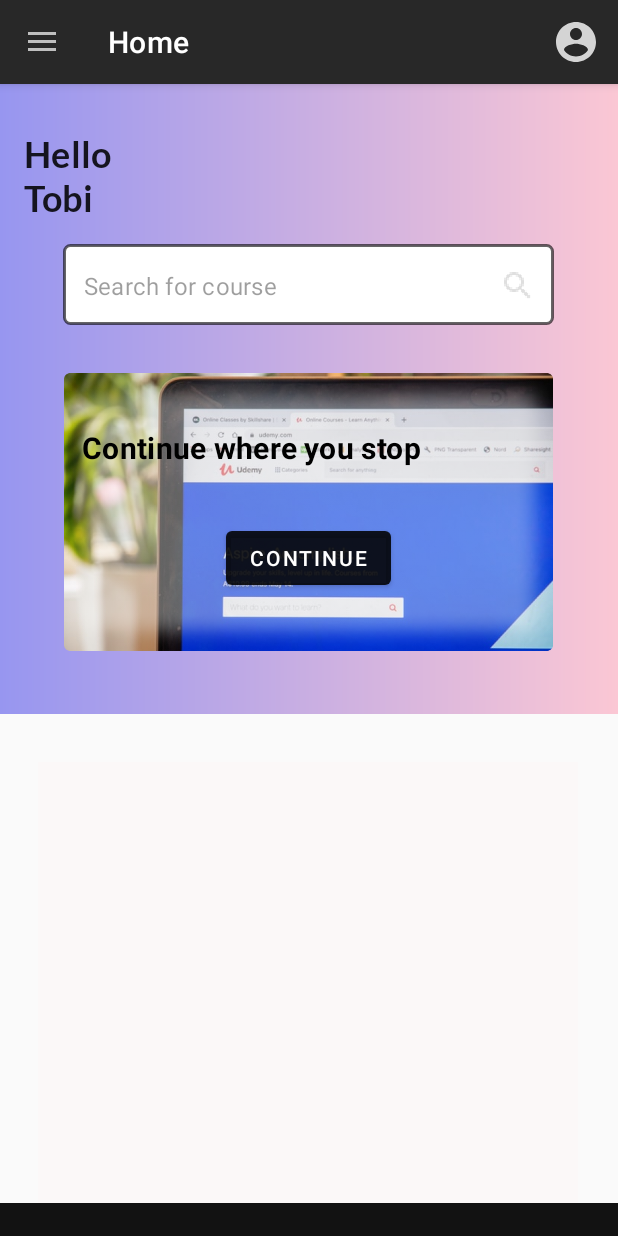
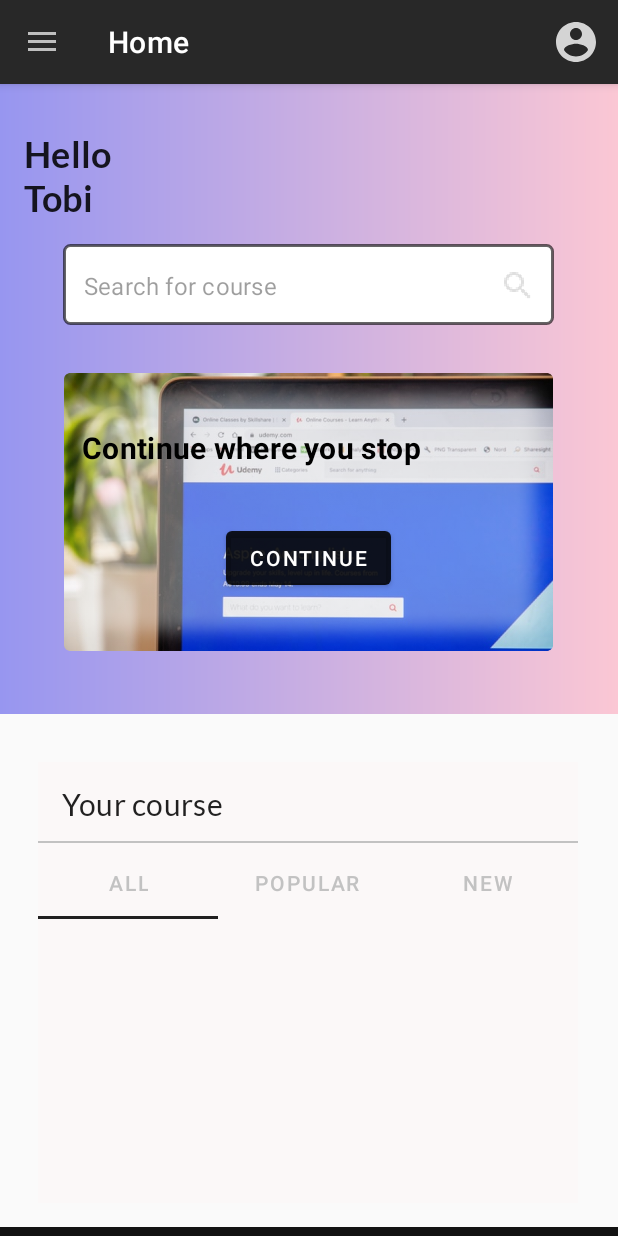
Before and after one commit to toby1907/Eduk8t, an Android app: the screen it shows after launch (MainActivity), on a phone screen of 412 x 824 dp. Run offline under Robolectric (Android 15) with nearby library versions, the phone set to English and light mode, and no system bars; our stand-ins replace navigation-ui; network calls fail; 2 statements that could not run were skipped.

Commit message:
ui update

```diff
--- a/app/src/main/AndroidManifest.xml
+++ b/app/src/main/AndroidManifest.xml
@@ -1,7 +1,8 @@
 <?xml version="1.0" encoding="utf-8"?>
 <manifest xmlns:android="http://schemas.android.com/apk/res/android"
     package="com.example.eduk8t">
-    <uses-permission android:name="android.permission.INTERNET"/>
+
+    <uses-permission android:name="android.permission.INTERNET" />
 
     <application
         android:allowBackup="true"
--- a/app/src/main/java/com/example/eduk8t/api/UdemyApi.kt
+++ /dev/null
@@ -1,9 +0,0 @@
-package com.example.eduk8t.api
-
-import retrofit2.Call
-import retrofit2.http.GET
-
-interface UdemyApi {
-    @GET("/")
-    fun fetchContents(): Call<String>
-}
--- a/app/src/main/java/com/example/eduk8t/api/UdemyFetchr.kt
+++ b/app/src/main/java/com/example/eduk8t/api/UdemyFetchr.kt
@@ -8,33 +8,55 @@ import retrofit2.Callback
 import retrofit2.Response
 import retrofit2.Retrofit
 import retrofit2.converter.scalars.ScalarsConverterFactory
+import retrofit2.http.GET
 
 private const val TAG ="UdemyFetchr"
-class UdemyFetchr {
-    private val udemyApi: UdemyApi
-    init {
-        val retrofit: Retrofit = Retrofit.Builder()
-            .baseUrl("https://www.udemy.com/api-2.0/")
-            .addConverterFactory(ScalarsConverterFactory.create())
-            .build()
-        udemyApi=retrofit.create(UdemyApi::class.java)
-    }
-    fun fetchContents(): MutableLiveData<String> {
-        val responseLiveData: MutableLiveData<String> = MutableLiveData()
-        val udemyRequest: Call<String> = udemyApi.fetchContents()
-        udemyRequest.enqueue(object : Callback<String> {
-            override fun onFailure(call: Call<String>, t: Throwable) {
-                Log.e(TAG, "Failed to fetch photos", t)
-            }
-            override fun onResponse(
-                call: Call<String>,
-                response: Response<String>
-            ) {
-                Log.d(TAG, "Response received")
-                responseLiveData.value = response.body()
-            }
-        })
-        return responseLiveData
+private const val BASE_URL = "https://www.udemy.com/api-2.0/"
+private val retrofit = Retrofit.Builder()
+    .addConverterFactory(ScalarsConverterFactory.create())
+    .baseUrl(BASE_URL)
+    .build()
+
+    //MarsApiService defines how Retrofit talks to the web server using HTTP requests.
+    interface UdemyApiService {
+        //  to get the response string from the web service
+//    when the getPhotos() is invoked, retrofit appends the photos to the base Url(which you defined in the retrofit builder)
+//used to start the request.
+        @GET("courses")
+        suspend fun fetchContents(): String
     }
 
+    object UdemyApi{
+        //    Each time app calls MarsApi.retrofitService, the caller will access the same singleton Retrofit object that
+//    implements MarsApiService which is created on the first access
+        val  retrofitService : UdemyApiService by lazy {
+            retrofit.create(UdemyApiService::class.java)
+        }
+
 }
+
+
+/*
+private const val BASE_URL =
+    "https://android-kotlin-fun-mars-server.appspot.com"
+private val retrofit = Retrofit.Builder()
+    .addConverterFactory(ScalarsConverterFactory.create())
+    .baseUrl(BASE_URL)
+    .build()
+
+//MarsApiService defines how Retrofit talks to the web server using HTTP requests.
+interface MarsApiService{
+    //  to get the response string from the web service
+//    when the getPhotos() is invoked, retrofit appends the photos to the base Url(which you defined in the retrofit builder)
+//used to start the request.
+    @GET("photos")
+    suspend fun getPhotos(): String
+}
+
+object MarsApi{
+    //    Each time app calls MarsApi.retrofitService, the caller will access the same singleton Retrofit object that
+//    implements MarsApiService which is created on the first access
+    val  retrofitService : MarsApiService by lazy {
+        retrofit.create(MarsApiService::class.java)
+    }
+}*/
--- a/app/src/main/java/com/example/eduk8t/ui/home/HomeFragment.kt
+++ b/app/src/main/java/com/example/eduk8t/ui/home/HomeFragment.kt
@@ -52,12 +52,10 @@ class HomeFragment : Fragment() {
         _binding = FragmentHomeBinding.inflate(inflater, container, false)
         val root: View = binding.root
         //retrofit http call
-        homeViewModel.udemyLiveData.observe(viewLifecycleOwner, Observer {
 
-        })
-       // val textView: TextView = binding.textHome
+       val textView: TextView = binding.textHome
         homeViewModel.text.observe(viewLifecycleOwner, Observer {
-         //   textView.text = it
+           textView.text = it
         })
         return root
     }
--- a/app/src/main/java/com/example/eduk8t/ui/home/HomeViewModel.kt
+++ b/app/src/main/java/com/example/eduk8t/ui/home/HomeViewModel.kt
@@ -1,32 +1,23 @@
 package com.example.eduk8t.ui.home
 
-import androidx.lifecycle.LiveData
-import androidx.lifecycle.MutableLiveData
-import androidx.lifecycle.Transformations
-import androidx.lifecycle.ViewModel
-import com.example.eduk8t.api.UdemyFetchr
+import androidx.lifecycle.*
+import com.example.eduk8t.api.UdemyApi
+import kotlinx.coroutines.launch
 
 class HomeViewModel : ViewModel() {
 
-    private val _text = MutableLiveData<String>().apply {
-        value = "This is home Fragment"
+    private val _text = MutableLiveData<String>()
+    val text: LiveData<String> = _text
+    init {
+        getUdemyContents()
     }
-    val text: LiveData<String> = _text
-
-    private val _udemyfetchr = MutableLiveData<String>().apply {
-        value = UdemyFetchr().fetchContents().toString()
-
-    }
-
-    val udemyFetchr: LiveData<String> =_udemyfetchr
 
 
 
-
-
-
-   private val _udemyLiveData:LiveData<String> = Transformations.map(UdemyFetchr().fetchContents(),{
-        it
-    })
-    val udemyLiveData: LiveData<String> = _udemyLiveData
+    private fun getUdemyContents() {
+        viewModelScope.launch {
+            val listResult = UdemyApi.retrofitService.fetchContents()
+            _text.value = listResult
+        }
+    }
 }
--- /dev/null
+++ b/app/src/main/res/drawable/icon_home.xml
@@ -0,0 +1,5 @@
+<vector android:alpha="0.73" android:height="24dp"
+    android:tint="#FFFFFF" android:viewportHeight="24"
+    android:viewportWidth="24" android:width="24dp" xmlns:android="http://schemas.android.com/apk/res/android">
+    <path android:fillColor="@android:color/white" android:pathData="M10,20v-6h4v6h5v-8h3L12,3 2,12h3v8z"/>
+</vector>
--- /dev/null
+++ b/app/src/main/res/drawable/icon_info.xml
@@ -0,0 +1,5 @@
+<vector android:alpha="0.73" android:height="24dp"
+    android:tint="#FFFFFF" android:viewportHeight="24"
+    android:viewportWidth="24" android:width="24dp" xmlns:android="http://schemas.android.com/apk/res/android">
+    <path android:fillColor="@android:color/white" android:pathData="M12,2C6.48,2 2,6.48 2,12s4.48,10 10,10 10,-4.48 10,-10S17.52,2 12,2zM13,17h-2v-6h2v6zM13,9h-2L11,7h2v2z"/>
+</vector>
--- a/app/src/main/res/layout/fragment_home.xml
+++ b/app/src/main/res/layout/fragment_home.xml
@@ -20,7 +20,7 @@
         app:layout_constraintTop_toTopOf="parent">
 
         <TextView
-            android:id="@+id/home_text"
+            android:id="@+id/hello_textview"
             style="@style/hello_tobi"
             android:layout_width="wrap_content"
             android:layout_height="wrap_content"
@@ -35,7 +35,7 @@
             tools:text="Hello\nTobi" />
 
         <EditText
-            android:id="@+id/editTextTextPersonName"
+            android:id="@+id/search_edit_text"
             android:layout_width="wrap_content"
             android:layout_height="wrap_content"
             android:layout_alignParentTop="true"
@@ -55,15 +55,15 @@
             android:textSize="16sp"
             app:layout_constraintEnd_toEndOf="parent"
             app:layout_constraintHorizontal_bias="0.382"
-            app:layout_constraintStart_toStartOf="@+id/home_text"
-            app:layout_constraintTop_toBottomOf="@+id/home_text" />
+            app:layout_constraintStart_toStartOf="@+id/hello_textview"
+            app:layout_constraintTop_toBottomOf="@+id/hello_textview" />
 
         <androidx.constraintlayout.widget.ConstraintLayout
             android:layout_width="wrap_content"
             android:layout_height="wrap_content"
-            app:layout_constraintEnd_toEndOf="@+id/editTextTextPersonName"
-            app:layout_constraintStart_toStartOf="@+id/editTextTextPersonName"
-            app:layout_constraintTop_toBottomOf="@+id/editTextTextPersonName">
+            app:layout_constraintEnd_toEndOf="@+id/search_edit_text"
+            app:layout_constraintStart_toStartOf="@+id/search_edit_text"
+            app:layout_constraintTop_toBottomOf="@+id/search_edit_text">
 
             <ImageView
                 android:id="@+id/imageView4"
@@ -108,6 +108,7 @@
     </androidx.constraintlayout.widget.ConstraintLayout>
 
     <androidx.constraintlayout.widget.ConstraintLayout
+        android:id="@+id/constraintLayout3"
         android:layout_width="360dp"
         android:layout_height="294dp"
         android:layout_marginTop="32dp"
@@ -117,6 +118,80 @@
         app:layout_constraintStart_toStartOf="parent"
         app:layout_constraintTop_toBottomOf="@+id/constraintLayout">
 
+        <TextView
+            android:id="@+id/your_course_textview"
+            style="@style/hello_tobi"
+            android:layout_width="wrap_content"
+            android:layout_height="wrap_content"
+            android:layout_marginStart="16dp"
+            android:layout_marginTop="16dp"
+            android:fontFamily="@font/lato"
+            android:text="Your course"
+            android:textSize="20sp"
+            android:textStyle="normal"
+            app:layout_constraintStart_toStartOf="parent"
+            app:layout_constraintTop_toTopOf="parent" />
+
+        <View
+            android:id="@+id/divider_view"
+            style="@style/Divider"
+            android:layout_marginTop="12dp"
+            android:background="#c2c2c2"
+            app:layout_constraintEnd_toEndOf="parent"
+            app:layout_constraintHorizontal_bias="0.0"
+            app:layout_constraintStart_toStartOf="parent"
+            app:layout_constraintTop_toBottomOf="@+id/your_course_textview" />
+
+        <com.google.android.material.tabs.TabLayout
+            android:id="@+id/tabLayout"
+            style="@style/Widget.App.TabLayout"
+            android:layout_width="match_parent"
+            android:layout_height="wrap_content"
+            android:layout_marginTop="4dp"
+            app:layout_constraintEnd_toEndOf="parent"
+            app:layout_constraintHorizontal_bias="0.0"
+            app:layout_constraintStart_toStartOf="parent"
+            app:layout_constraintTop_toTopOf="@+id/divider_view">
+
+            <com.google.android.material.tabs.TabItem
+                android:layout_width="wrap_content"
+                android:layout_height="wrap_content"
+                android:text="All" />
+
+            <com.google.android.material.tabs.TabItem
+                android:layout_width="wrap_content"
+                android:layout_height="wrap_content"
+                android:text="Popular" />
+
+            <com.google.android.material.tabs.TabItem
+                android:layout_width="wrap_content"
+                android:layout_height="wrap_content"
+                android:text="New" />
+        </com.google.android.material.tabs.TabLayout>
+
+        <androidx.viewpager2.widget.ViewPager2
+            android:id="@+id/pager"
+            android:layout_width="match_parent"
+            android:layout_height="0dp"
+            app:layout_constraintBottom_toBottomOf="parent"
+            app:layout_constraintEnd_toEndOf="parent"
+            app:layout_constraintStart_toStartOf="parent"
+            app:layout_constraintTop_toBottomOf="@+id/tabLayout"
+
+            />
+
     </androidx.constraintlayout.widget.ConstraintLayout>
 
+    <com.google.android.material.bottomnavigation.BottomNavigationView
+        android:id="@+id/bottom_navigation"
+        style="@style/Widget.App.BottomNavigationView"
+        android:layout_width="match_parent"
+        android:layout_height="wrap_content"
+        android:layout_marginTop="16dp"
+        app:layout_constraintBottom_toBottomOf="parent"
+        app:layout_constraintEnd_toEndOf="parent"
+        app:layout_constraintStart_toStartOf="parent"
+        app:layout_constraintTop_toBottomOf="@+id/constraintLayout3"
+        app:menu="@menu/buttom_navigation_menu" />
+
 </androidx.constraintlayout.widget.ConstraintLayout>
--- /dev/null
+++ b/app/src/main/res/menu/buttom_navigation_menu.xml
@@ -0,0 +1,22 @@
+<?xml version="1.0" encoding="utf-8"?>
+<menu xmlns:android="http://schemas.android.com/apk/res/android">
+
+
+        <item
+            android:id="@+id/home_bottom_nav"
+            android:enabled="true"
+            android:icon="@drawable/icon_home"
+            android:title="@string/Home"/>
+        <item
+            android:id="@+id/information_bottom_nav"
+            android:enabled="true"
+            android:icon="@drawable/icon_info"
+            android:title="@string/Information"/>
+        <item
+            android:id="@+id/search_bottom_nav"
+            android:enabled="true"
+            android:icon="@drawable/search_icon"
+            android:title="@string/Search"/>
+
+
+</menu>
--- a/app/src/main/res/values/strings.xml
+++ b/app/src/main/res/values/strings.xml
@@ -15,4 +15,7 @@
     <string name="hello_tobi">Hello\nTobi</string>
     <string name="search_for_course">Search for course</string>
     <string name="continue_where_you_stop">Continue where you stop</string>
+    <string name="Home">Home</string>
+    <string name="Information">Information</string>
+    <string name="Search">Search</string>
 </resources>
--- a/app/src/main/res/values/styles.xml
+++ b/app/src/main/res/values/styles.xml
@@ -15,5 +15,16 @@
         </item>
 
     </style>
+    <style name="Divider">
+        <item name="android:layout_width">
+            match_parent
+        </item>
+        <item name="android:layout_height">
+            1dp
+        </item>
+        <item name="android:background">
+            #DE000000
+        </item>
+    </style>
 
 </resources>
--- a/app/src/main/res/values/themes.xml
+++ b/app/src/main/res/values/themes.xml
@@ -10,7 +10,7 @@
         <item name="colorSecondaryVariant">@color/teal_700</item>
         <item name="colorOnSecondary">@color/black</item>
         <!-- Status bar color. -->
-        <item name="android:statusBarColor" tools:targetApi="l">?attr/colorPrimaryVariant</item>
+        <item name="android:statusBarColor" tools:targetApi="l">?attr/colorPrimary</item>
         <!-- Customize your theme here. -->
     </style>
 
@@ -22,4 +22,27 @@
     <style name="Theme.Eduk8t.AppBarOverlay" parent="ThemeOverlay.AppCompat.Dark.ActionBar" />
 
     <style name="Theme.Eduk8t.PopupOverlay" parent="ThemeOverlay.AppCompat.Light" />
+
+    <style name="Widget.App.TabLayout" parent="Widget.MaterialComponents.TabLayout">
+        <item name="materialThemeOverlay">@style/ThemeOverlay.App.TabLayout</item>
+        <item name ="android:background">#FBF8F8</item>
+        <item name ="tabTextColor">#c2c2c2</item>
+
+    </style>
+
+    <style name="ThemeOverlay.App.TabLayout" parent="">
+        <item name="colorPrimary">@color/primary_black</item>
+        <item name="colorPrimaryVariant">@color/purple_700</item>
+        <item name="colorOnPrimary">@color/white</item>
+    </style>
+
+    <style name="Widget.App.BottomNavigationView" parent="Widget.MaterialComponents.BottomNavigationView.Colored">
+        <item name="materialThemeOverlay">@style/ThemeOverlay.App.BottomNavigationView</item>
+    </style>
+
+    <style name="ThemeOverlay.App.BottomNavigationView" parent="">
+        <item name="colorPrimary">@color/primary_black</item>
+        <item name="colorPrimaryVariant">@color/purple_700</item>
+        <item name="colorOnPrimary">@color/white</item>
+    </style>
 </resources>
```
